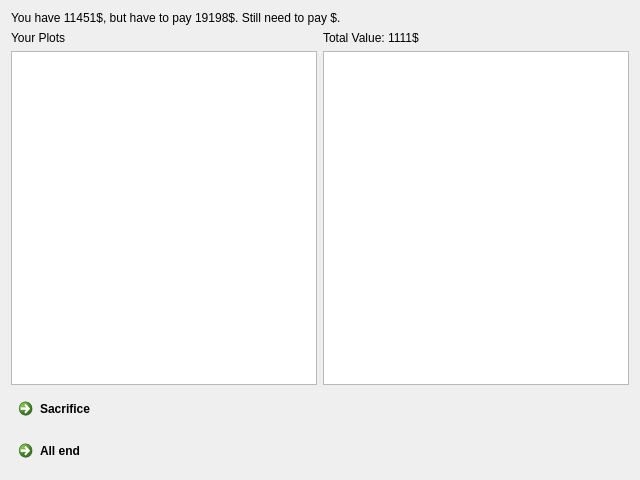
Azusagawa-Sakuta/monopoly, file frontend/sellwidget.ui: the form before one commit.
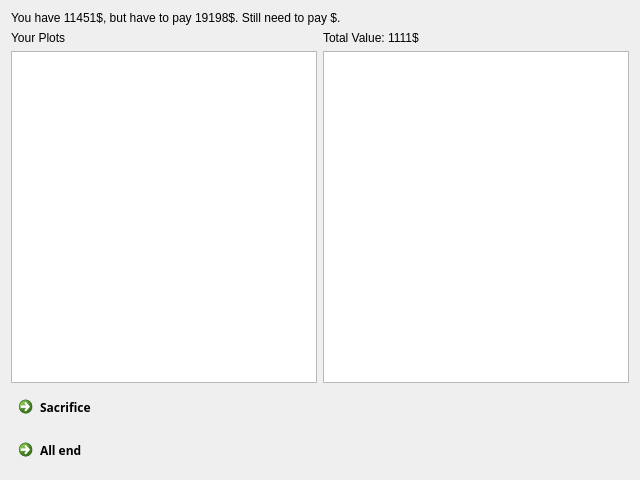
The form after the commit.

Commit message: Modify UI font and add WIN message box

```diff
--- a/frontend/sellwidget.ui
+++ b/frontend/sellwidget.ui
@@ -47,6 +47,11 @@
    </item>
    <item>
     <widget class="QCommandLinkButton" name="sellButton">
+     <property name="font">
+      <font>
+       <family>Source Code Pro</family>
+      </font>
+     </property>
      <property name="text">
       <string>Sacrifice</string>
      </property>
@@ -54,6 +59,11 @@
    </item>
    <item>
     <widget class="QCommandLinkButton" name="cancelButton">
+     <property name="font">
+      <font>
+       <family>Source Code Pro</family>
+      </font>
+     </property>
      <property name="text">
       <string>All end</string>
      </property>
```
The commit also changes 5 other files.
